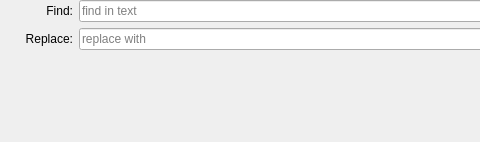
pbek/qmarkdowntextedit, file qtexteditsearchwidget.ui: the form before one commit; both pictures show x 0 to 480 and y 0 to 142 of the 836 by 142 pixel window.
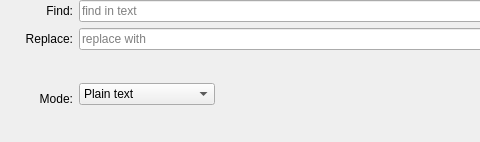
The form after the commit. Icons and pictures are not drawn.

Commit message: implemented regular expression and whole word search

```diff
--- a/qtexteditsearchwidget.ui
+++ b/qtexteditsearchwidget.ui
@@ -149,6 +149,25 @@
       <property name="bottomMargin">
        <number>9</number>
       </property>
+      <item>
+       <widget class="QComboBox" name="modeComboBox">
+        <item>
+         <property name="text">
+          <string>Plain text</string>
+         </property>
+        </item>
+        <item>
+         <property name="text">
+          <string>Whole words</string>
+         </property>
+        </item>
+        <item>
+         <property name="text">
+          <string>Regular expression</string>
+         </property>
+        </item>
+       </widget>
+      </item>
       <item>
        <spacer name="horizontalSpacer">
         <property name="orientation">
@@ -185,6 +204,16 @@
      </layout>
     </widget>
    </item>
+   <item row="2" column="0" colspan="2">
+    <widget class="QLabel" name="modeLabel">
+     <property name="text">
+      <string>Mode:</string>
+     </property>
+     <property name="alignment">
+      <set>Qt::AlignRight|Qt::AlignTrailing|Qt::AlignVCenter</set>
+     </property>
+    </widget>
+   </item>
   </layout>
  </widget>
  <tabstops>
```
The commit also changes 2 other files.
